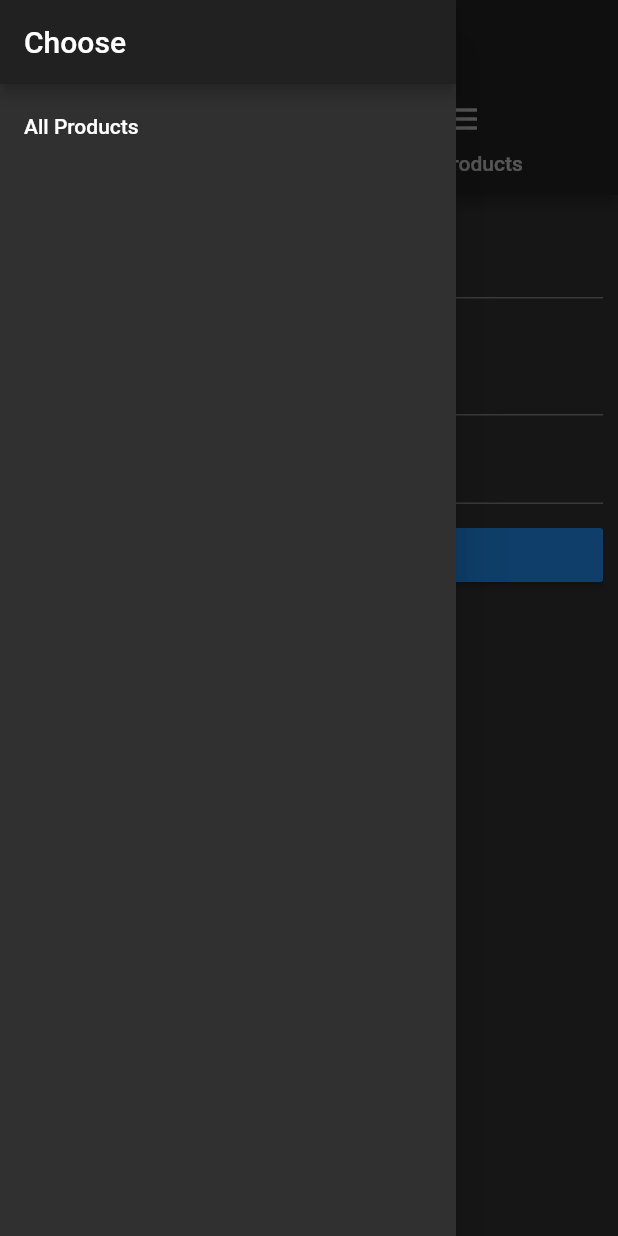
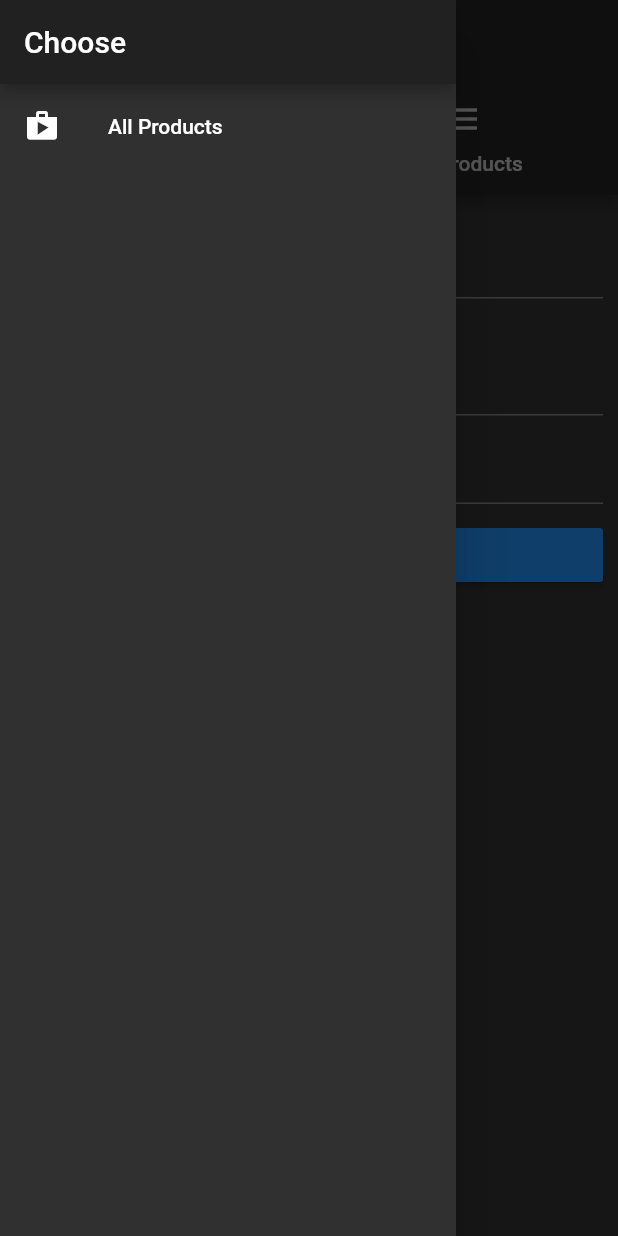
Before and after one commit to AllanJone/flutter_course, a Flutter app: the ProductsAdminPage screen opened by its route, with the side drawer open, on a phone screen of 412 x 824 dp. Run offline on Flutter 3.47's test engine with Material 2 defaults, Android fonts, the phone set to English and light mode, and no system bars.

Commit message:
Adding Icons to side menu

```diff
--- a/lib/pages/products.dart
+++ b/lib/pages/products.dart
@@ -17,10 +17,10 @@ class ProductsPage extends StatelessWidget {
               title: Text('Choose'),
             ),
             ListTile(
+              leading: Icon(Icons.edit),
               title: Text('Manage Products'),
               onTap: () {
-                Navigator.pushReplacementNamed(
-                    context,'/admin');
+                Navigator.pushReplacementNamed(context, '/admin');
               },
             ),
           ],
--- a/lib/pages/products_admin.dart
+++ b/lib/pages/products_admin.dart
@@ -21,6 +21,7 @@ class ProductsAdminPage extends StatelessWidget {
                 title: Text('Choose'),
               ),
               ListTile(
+                leading: Icon(Icons.shop),
                 title: Text('All Products'),
                 onTap: () {
                   Navigator.pushReplacementNamed(context, '/products');
```
